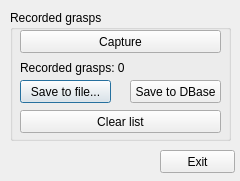
Old version of the form ui/graspCaptureDlg.ui in the repository mirsking/Graspit.
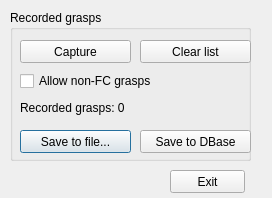
New version of the form.

Commit message: added option to allow non-FC grasps

What changed in the file:
```diff
--- a/ui/graspCaptureDlg.ui
+++ b/ui/graspCaptureDlg.ui
@@ -1,34 +1,34 @@
 <ui version="4.0" >
  <class>GraspCaptureDlgUI</class>
- <widget class="QDialog" name="GraspCaptureDlgUI" >
-  <property name="geometry" >
+ <widget class="QDialog" name="GraspCaptureDlgUI">
+  <property name="geometry">
    <rect>
     <x>0</x>
     <y>0</y>
-    <width>240</width>
-    <height>181</height>
+    <width>272</width>
+    <height>198</height>
    </rect>
   </property>
   <property name="windowTitle" >
    <string>Grasp capture</string>
   </property>
-  <widget class="QGroupBox" name="groupBox_2" >
-   <property name="geometry" >
+  <widget class="QGroupBox" name="groupBox_2">
+   <property name="geometry">
     <rect>
      <x>10</x>
      <y>10</y>
-     <width>221</width>
-     <height>131</height>
+     <width>241</width>
+     <height>151</height>
     </rect>
    </property>
    <property name="title" >
     <string>Recorded grasps</string>
    </property>
-   <widget class="QLabel" name="recordedGraspsLabel" >
-    <property name="geometry" >
+   <widget class="QLabel" name="recordedGraspsLabel">
+    <property name="geometry">
      <rect>
       <x>10</x>
-      <y>50</y>
+      <y>90</y>
       <width>151</width>
       <height>16</height>
      </rect>
@@ -37,12 +37,12 @@
      <string>Recorded grasps: 0</string>
     </property>
    </widget>
-   <widget class="QPushButton" name="saveToFileButton" >
-    <property name="geometry" >
+   <widget class="QPushButton" name="saveToFileButton">
+    <property name="geometry">
      <rect>
       <x>10</x>
-      <y>70</y>
-      <width>91</width>
+      <y>120</y>
+      <width>111</width>
       <height>23</height>
      </rect>
     </property>
@@ -50,12 +50,12 @@
      <string>Save to file...</string>
     </property>
    </widget>
-   <widget class="QPushButton" name="saveToDBaseButton" >
-    <property name="geometry" >
+   <widget class="QPushButton" name="saveToDBaseButton">
+    <property name="geometry">
      <rect>
-      <x>120</x>
-      <y>70</y>
-      <width>91</width>
+      <x>130</x>
+      <y>120</y>
+      <width>111</width>
       <height>23</height>
      </rect>
     </property>
@@ -63,12 +63,12 @@
      <string>Save to DBase</string>
     </property>
    </widget>
-   <widget class="QPushButton" name="clearListButton" >
-    <property name="geometry" >
+   <widget class="QPushButton" name="clearListButton">
+    <property name="geometry">
      <rect>
-      <x>10</x>
-      <y>100</y>
-      <width>201</width>
+      <x>130</x>
+      <y>30</y>
+      <width>111</width>
       <height>23</height>
      </rect>
     </property>
@@ -76,12 +76,12 @@
      <string>Clear list</string>
     </property>
    </widget>
-   <widget class="QPushButton" name="captureButton" >
-    <property name="geometry" >
+   <widget class="QPushButton" name="captureButton">
+    <property name="geometry">
      <rect>
       <x>10</x>
-      <y>20</y>
-      <width>201</width>
+      <y>30</y>
+      <width>111</width>
       <height>23</height>
      </rect>
     </property>
@@ -89,12 +89,25 @@
      <string>Capture</string>
     </property>
    </widget>
+   <widget class="QCheckBox" name="allowNonFCBox">
+    <property name="geometry">
+     <rect>
+      <x>10</x>
+      <y>60</y>
+      <width>171</width>
+      <height>22</height>
+     </rect>
+    </property>
+    <property name="text">
+     <string>Allow non-FC grasps</string>
+    </property>
+   </widget>
   </widget>
-  <widget class="QPushButton" name="exitButton" >
-   <property name="geometry" >
+  <widget class="QPushButton" name="exitButton">
+   <property name="geometry">
     <rect>
-     <x>160</x>
-     <y>150</y>
+     <x>170</x>
+     <y>170</y>
      <width>75</width>
      <height>23</height>
     </rect>
```
Left out of the diff: 19 changed lines with no effect on the pictures. The commit also changes 1 other file.
